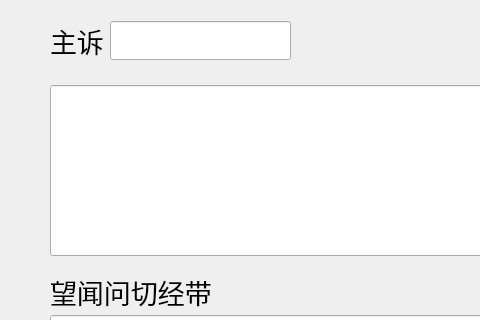
Above: UI/information.ui from DefJia/TCM-Retrieval-System before the change; both pictures show x 0 to 480 and y 235 to 555 of the 926 by 841 pixel window. Below: the same form after it.
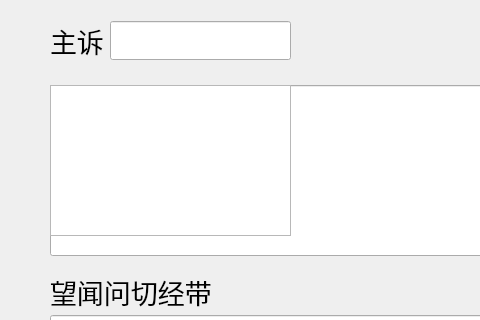
That is the form after the change.

The edit to the form file:
```diff
--- a/UI/information.ui
+++ b/UI/information.ui
@@ -347,6 +347,16 @@
      </font>
     </property>
    </widget>
+   <widget class="QListWidget" name="option">
+    <property name="geometry">
+     <rect>
+      <x>50</x>
+      <y>320</y>
+      <width>241</width>
+      <height>151</height>
+     </rect>
+    </property>
+   </widget>
   </widget>
   <widget class="QMenuBar" name="menubar">
    <property name="geometry">
```
